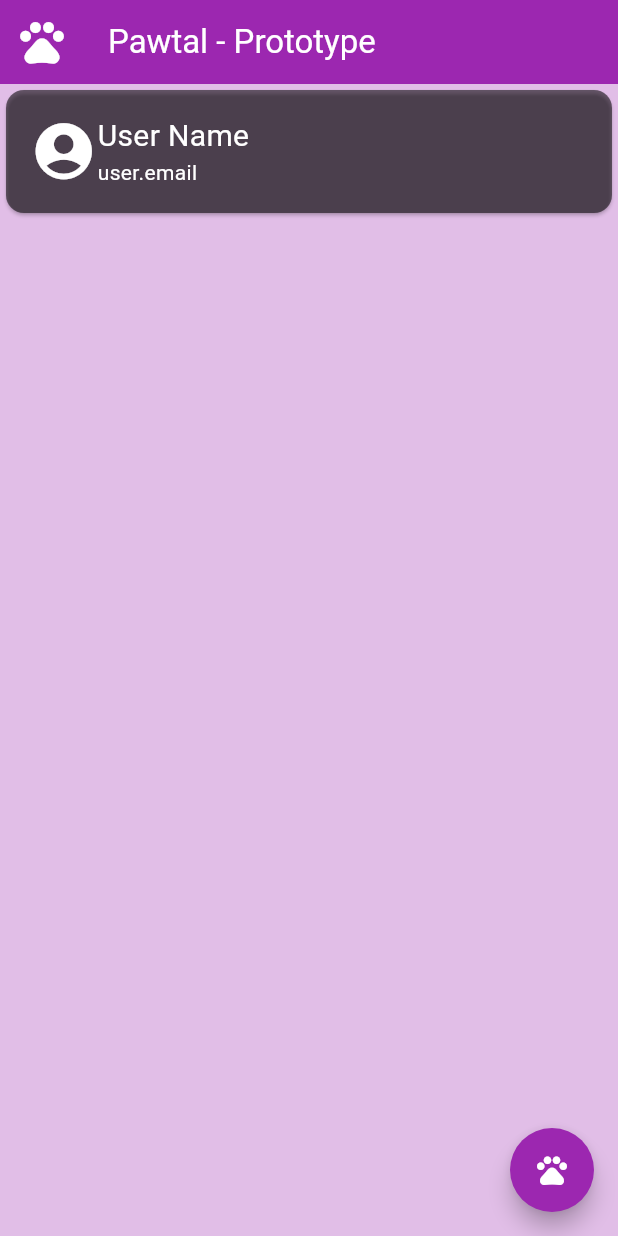
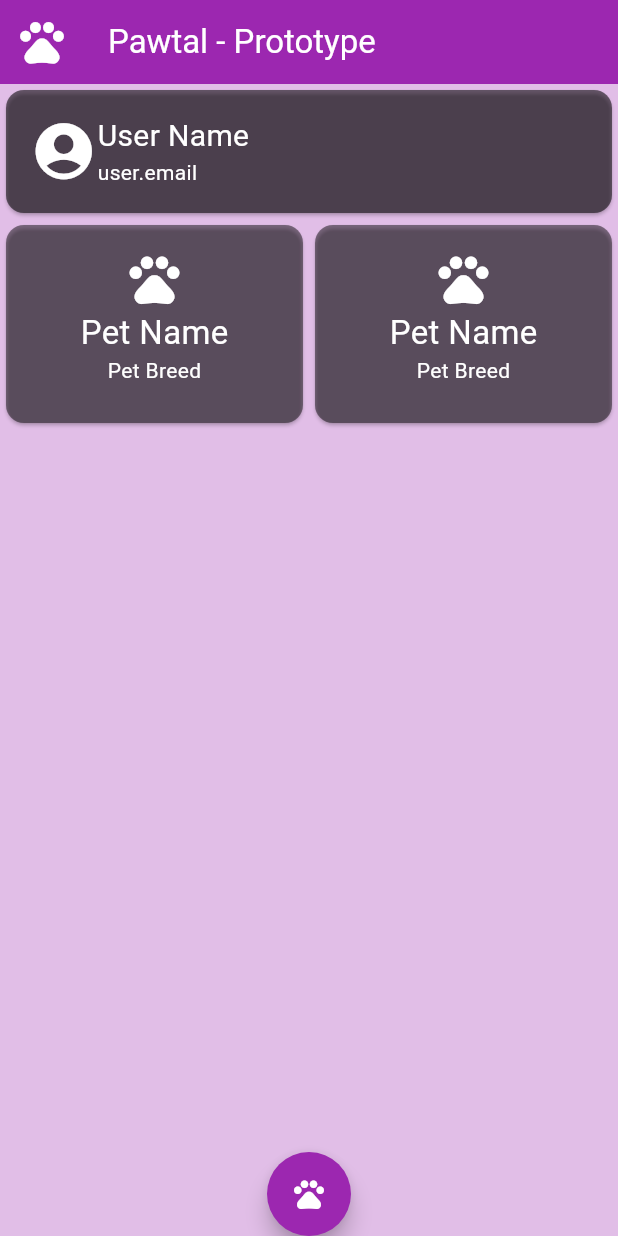
Before and after one commit to LEOTHERA-DEV/pawtal_prototype, a Flutter app: the screen it shows after launch, on a phone screen of 412 x 824 dp. Run offline on Flutter 3.47's test engine with Material 3 defaults, Android fonts, the phone set to English and light mode, and no system bars.

Commit message:
added pet_card widget

```diff
--- a/lib/pages/home.dart
+++ b/lib/pages/home.dart
@@ -1,4 +1,5 @@
 import 'package:flutter/material.dart';
+import 'package:pawtal_prototype/widgets/widgets_home/widget_pet_card.dart';
 import 'package:pawtal_prototype/widgets/widgets_home/widget_user_card.dart';
 
 class HomePage extends StatefulWidget {
@@ -15,7 +16,7 @@ class _homePage extends State<HomePage> {
       appBar: AppBar(
         backgroundColor: Colors.purple,
         foregroundColor: Colors.white,
-        title: Text("Pawtal - Prototype"),
+        title: const Text("Pawtal - Prototype"),
         leading: IconButton(
             icon: const Icon(
               Icons.pets,
@@ -26,22 +27,24 @@ class _homePage extends State<HomePage> {
       backgroundColor: Colors.purple[100],
       body: Align(
         alignment: Alignment.topCenter,
-        child: ListView(
-          children: <Widget>[
+        child: ListView(children: <Widget>[
           UserCard(),
-          ],
+          Row(
+            children: [PetCard(), PetCard()],
+          )
+        ]),
       ),
-      ),
-      floatingActionButton: Align(
-        alignment: Alignment.bottomRight,
-        child: FloatingActionButton(
+      floatingActionButton: FloatingActionButton(
         onPressed: () {},
         shape: const CircleBorder(),
         backgroundColor: Colors.purple,
         foregroundColor: Colors.white,
-          child: Icon(Icons.pets),
+        tooltip: "App Menu",
+        child: const Icon(
+          Icons.pets,
         ),
       ),
+      floatingActionButtonLocation: FloatingActionButtonLocation.centerDocked,
     );
   }
 }
--- a/lib/widgets/widgets_home/widget_pet_card.dart
+++ b/lib/widgets/widgets_home/widget_pet_card.dart
@@ -0,0 +1,39 @@
+import 'package:flutter/material.dart';
+
+class PetCard extends StatefulWidget {
+  @override
+  State<StatefulWidget> createState() => _petCard();
+}
+
+class _petCard extends State<PetCard> {
+  @override
+  Widget build(BuildContext context) {
+    return Card(
+      color: Colors.black45,
+      child: Padding(
+        padding: const EdgeInsets.all(16),
+        child: SizedBox(
+          width: MediaQuery.of(context).size.width / 2 - 40,
+          height: 100,
+          child: const Column(
+            children: [
+              Icon(
+                Icons.pets,
+                color: Colors.white,
+                size: 40,
+              ),
+              Text(
+                "Pet Name",
+                style: TextStyle(color: Colors.white, fontSize: 22),
+              ),
+              Text(
+                "Pet Breed",
+                style: TextStyle(color: Colors.white),
+                )
+            ],
+          ),
+        ),
+      ),
+    );
+  }
+}
```
Lines whose indentation alone changed are shown as unchanged.
